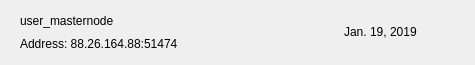
twuh/PIVX, file src/qt/worx/forms/mnrow.ui: the form before one commit.
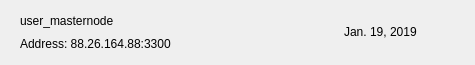
The form after the commit. Icons and pictures are not drawn.

Diff of the .ui file:
```diff
--- a/src/qt/worx/forms/mnrow.ui
+++ b/src/qt/worx/forms/mnrow.ui
@@ -87,7 +87,7 @@
          <item>
           <widget class="QLabel" name="labelAddress">
            <property name="text">
-            <string>Address: 88.26.164.88:51474</string>
+            <string>Address: 88.26.164.88:3300</string>
            </property>
           </widget>
          </item>
```
